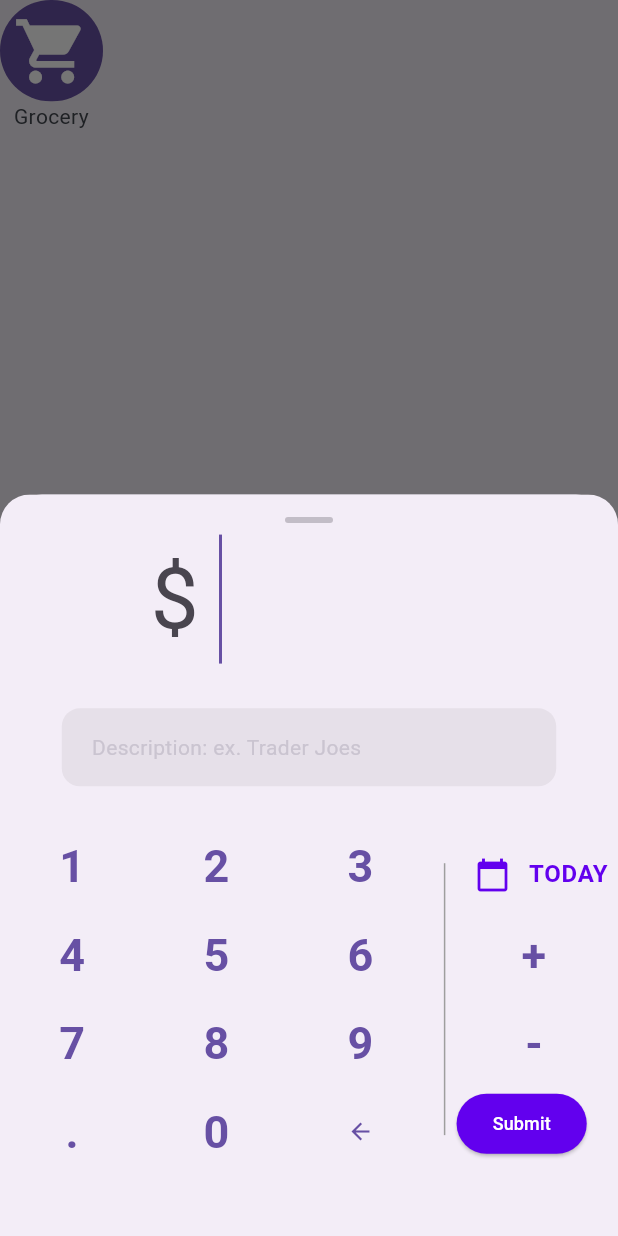
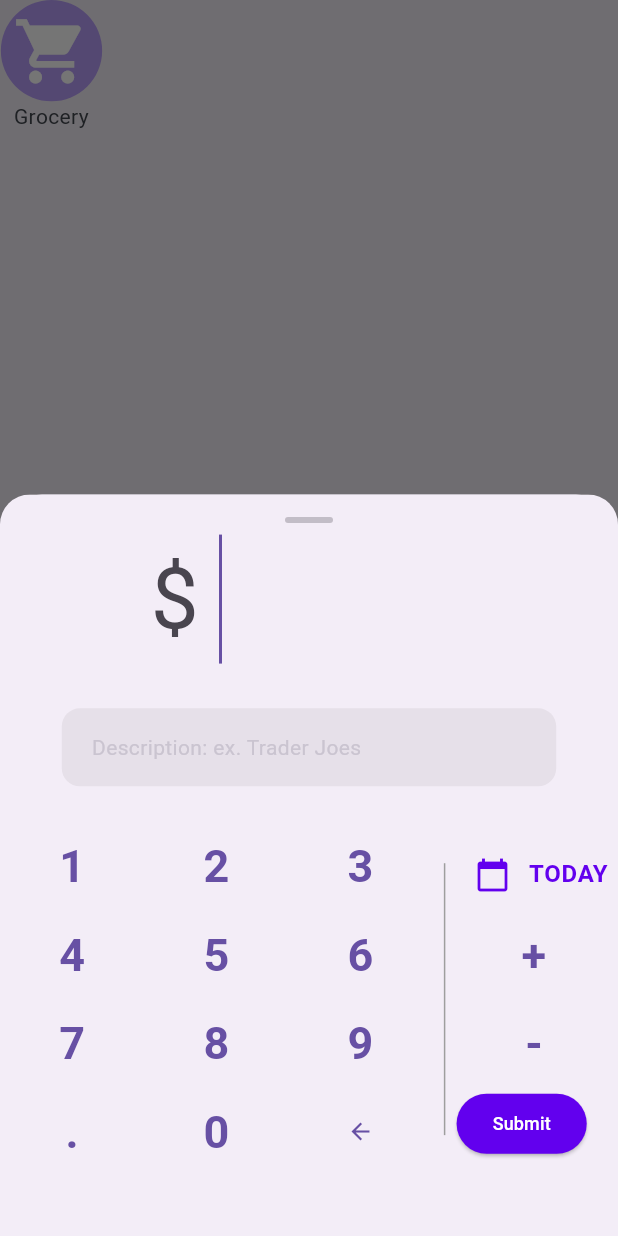
Before and after one commit to jianhui-ben/aiko_ben_expense_app, a Flutter app: the CategoryIconButton widget shown alone on an empty page, opened directly with sample values from the repository, after a tap on the "shopping cart" icon, on a phone screen of 412 x 824 dp. Run offline on Flutter 3.47's test engine with Material 3 defaults, Android fonts, the phone set to English and light mode, and no system bars; our stand-ins replace cloud_firestore, firebase_auth, firebase_core, flutter_spinkit, google_fonts, syncfusion_flutter_charts; accounts and stored records are empty; Roboto replaces fonts that are missing (Montserrat).

Commit message:
add color effects to icon buttons

```diff
--- a/lib/screens/home/category_icon_button.dart
+++ b/lib/screens/home/category_icon_button.dart
@@ -15,23 +15,41 @@ class CategoryIconButton extends StatefulWidget {
 }
 
 class _CategoryIconButtonState extends State<CategoryIconButton> {
+
+  bool _isSelected = false;
+
   @override
   Widget build(BuildContext context) {
     return Column(
       children: [
         Container(
           width: MediaQuery.of(context).size.width / 6, // Adjust the width here
-          child:
-          IconButton.filled(
+
+          decoration: BoxDecoration(
+            color: _isSelected ?  Color(0xFFB69DF8) : Colors.white,
+            // Set the background color based on the state
+            shape: BoxShape.circle,
+          ),
+          child: IconButton(
             icon: widget.category.categoryIcon,
-            iconSize: MediaQuery.of(context).size.width / 8, // Adjust the icon size here
-            onPressed: () {
-              showModalBottomSheet(
+            iconSize: MediaQuery.of(context).size.width / 8,
+            // Adjust the icon size here
+            color: _isSelected ? Colors.white : Color(0xFFB69DF8),
+            // Set the icon color based on the state
+            onPressed: () async {
+              setState(() {
+                _isSelected =
+                    true; // Toggle the state when the button is pressed
+              });
+
+              // have this showBottomSheet to show different colors on category icon button automatically
+              final showBottomSheet = await showModalBottomSheet(
                 //add constraints to the bottom sheet
                 constraints: BoxConstraints.loose(Size(
                     MediaQuery.of(context).size.width,
                     MediaQuery.of(context).size.height * 0.6)),
-                isScrollControlled: true, // <= set to true. setting this without constrains may cause full screen bottomsheet.
+                isScrollControlled: true,
+                // <= set to true. setting this without constrains may cause full screen bottomsheet.
                 context: context,
                 builder: (context) {
                   // clipRRect is used to make the bottomsheet rounded
@@ -47,6 +65,12 @@ class _CategoryIconButtonState extends State<CategoryIconButton> {
                   );
                 },
               );
+
+              if (showBottomSheet == null) {
+                setState(() {
+                  _isSelected = false;
+                });
+              }
             },
           ),
         ),
```
Also changed, not shown: lib/screens/home/home.dart (+3 -4 lines), lib/shared/constants.dart (+9 -1 lines).
